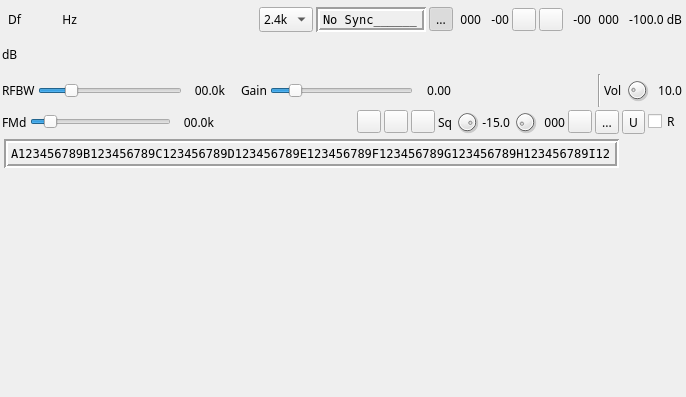
Above: plugins/channelrx/demoddsd/dsddemodgui.ui from f4exb/sdrangel before the change. Below: the same form after it.
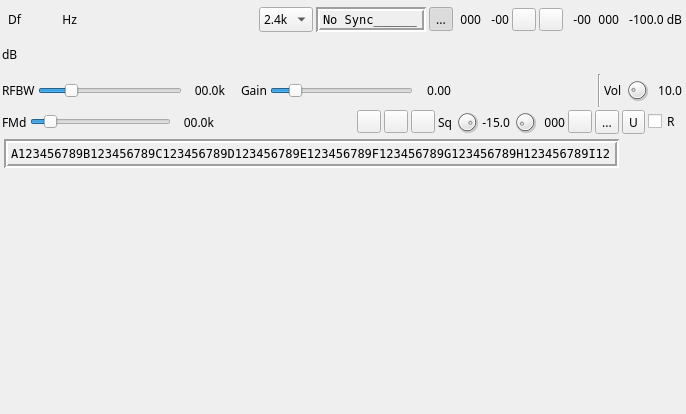
That is the form after the change. Icons and pictures are not drawn. Custom widgets are drawn as their Qt base class.

Commit message: DSD demod: GUI scope simplification (3)

```diff
--- a/plugins/channelrx/demoddsd/dsddemodgui.ui
+++ b/plugins/channelrx/demoddsd/dsddemodgui.ui
@@ -7,7 +7,7 @@
     <x>0</x>
     <y>0</y>
     <width>686</width>
-    <height>397</height>
+    <height>414</height>
    </rect>
   </property>
   <property name="sizePolicy">
@@ -931,20 +931,20 @@
     <rect>
      <x>10</x>
      <y>180</y>
-     <width>200</width>
-     <height>200</height>
+     <width>218</width>
+     <height>218</height>
     </rect>
    </property>
    <property name="minimumSize">
     <size>
-     <width>200</width>
-     <height>200</height>
+     <width>210</width>
+     <height>210</height>
     </size>
    </property>
    <property name="windowTitle">
     <string>Discriminator Scope</string>
    </property>
-   <layout class="QVBoxLayout" name="scopeContainer">
+   <layout class="QHBoxLayout" name="horizontalLayout">
     <property name="margin">
      <number>2</number>
     </property>
```
Left out of the diff: 2 changed lines with no effect on the pictures.
